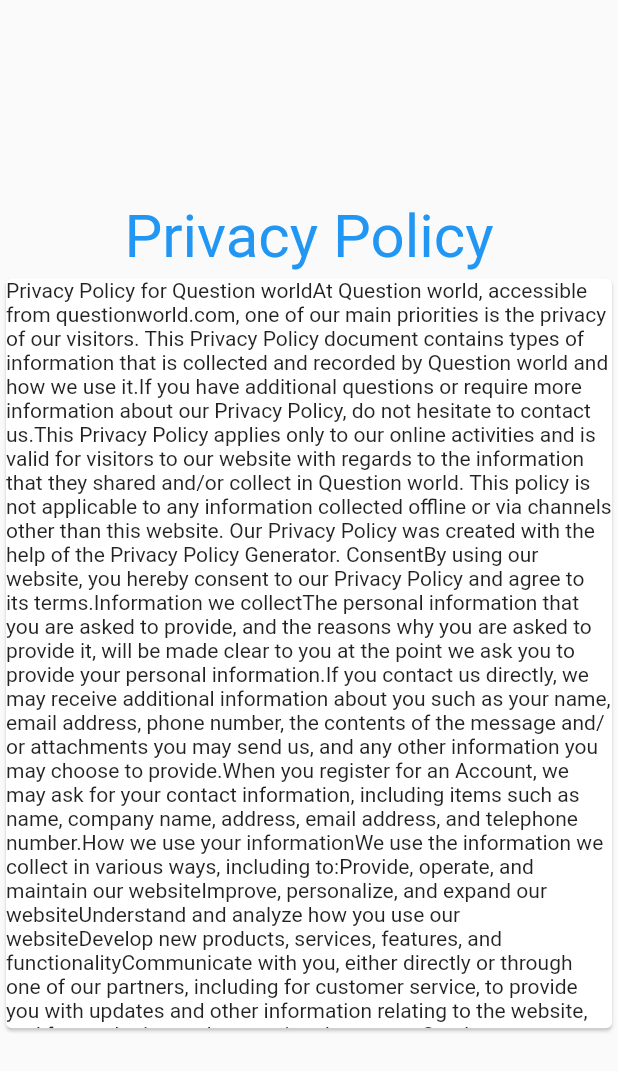
After one commit to mtarikg/QuestionWorld, a Flutter app: the SettingsPage screen opened directly, after a tap on "Policy Page", on a phone screen of 412 x 824 dp. The commit adds this screen. Shown: the top 1071 px of the screen. Run offline on Flutter 3.47's test engine with Material 2 defaults, Android fonts, the phone set to English and light mode, and no system bars; our stand-ins replace flutter_signin_button; missing offline and left inert: dart:ffi; network calls fail.

Commit message:
Obadas work completed

```diff
--- /dev/null
+++ b/lib/AccountPagesAndNotification/AccountPage.dart
@@ -0,0 +1,135 @@
+import 'package:flutter/material.dart';
+import 'package:question_world/Core/questionDetail.dart';
+class AccountPage extends StatefulWidget {
+  const AccountPage({Key key}) : super(key: key);
+
+  @override
+  _AccountPageState createState() => _AccountPageState();
+}
+
+class _AccountPageState extends State<AccountPage> {
+
+  @override
+  Widget build(BuildContext context) {
+    return Scaffold(
+
+    body: ListView(
+        children: [
+          Center(
+            child: Padding(
+              padding: const EdgeInsets.all(20),
+              child: Container(
+              height: 100,
+                width: 100,
+                decoration: BoxDecoration(
+                  borderRadius: BorderRadius.circular(50),
+                  color: Colors.blue,
+                ),
+child: Image.network("https://cdn.pixabay.com/photo/2021/05/19/14/31/dandelion-6266230_960_720.jpg",fit: BoxFit.cover,),
+              ),
+
+            ),
+          ),
+          Center(
+            child: Padding(
+              padding: const EdgeInsets.only(top: 40),
+              child: Container(
+                decoration: BoxDecoration(
+                  border: Border(top: BorderSide(width: 1,color: Colors.grey),bottom: BorderSide(width: 1,color: Colors.grey))
+                ),
+                width: MediaQuery.of(context).size.width,
+                height: 50
+                ,child: Center(child: Text("Username",style: TextStyle(fontSize: 20,color: Colors.black87),)),
+              ),
+            ),
+          ),
+          Center(
+            child: Container(
+              decoration: BoxDecoration(
+                  border: Border(bottom: BorderSide(width: 1,color: Colors.grey))
+              ),
+              width: MediaQuery.of(context).size.width,
+              height: 50
+              ,child: Center(child: Text("School name",style: TextStyle(fontSize: 20,color: Colors.black87),)),
+            ),
+          ),
+          Center(
+            child: Container(
+              decoration: BoxDecoration(
+                  border: Border(bottom: BorderSide(width: 1,color: Colors.grey))
+              ),
+              width: MediaQuery.of(context).size.width,
+              height: 50
+              ,child: Center(child: Text("Social Media Accounts",style: TextStyle(fontSize: 20,color: Colors.black87),)),
+            ),
+          ),
+
+          Padding(
+            padding: const EdgeInsets.all(40),
+            child: Center(child: Text("My Questions",style: TextStyle(fontSize: 20,color: Colors.black87,fontWeight: FontWeight.bold),)),
+
+          ),
+          Padding(
+            padding: const EdgeInsets.all(8.0),
+            child: Container(
+              width: MediaQuery.of(context).size.width - 30,
+              height: 300,
+              decoration: BoxDecoration(
+                border: Border.all(width: 1, color: Colors.grey),
+                borderRadius: BorderRadius.circular(20),
+              ),
+              child: Column(
+                children: [
+                  Padding(
+                    padding: const EdgeInsets.only(top: 10, bottom: 10),
+                    child: Container(
+                      width: MediaQuery.of(context).size.width - 60,
+                      height: 230,
+                      decoration: BoxDecoration(
+                        border: Border.all(width: 1, color: Colors.grey),
+                      ),
+                      child: Image.network(
+                        "https://picsum.photos/250?image=9",
+                        fit: BoxFit.cover,
+                      ),
+                    ),
+                  ),
+                  Padding(
+                    padding: const EdgeInsets.only(left: 9.0),
+                    child: Row(
+                      mainAxisAlignment: MainAxisAlignment.spaceBetween,
+                      children: [
+                        Container(
+                          child: Row(
+                            children: [
+                              Icon(Icons.person),
+                              Text(
+                                "Username",
+                                style: TextStyle(
+                                    fontWeight: FontWeight.bold),
+                              ),
+                            ],
+                          ),
+                        ),
+                        SizedBox(
+                          width: 5,
+                        ),
+                        Expanded(
+                            child: Text("Please help this question."),),
+
+                      ],
+                    ),
+                  ),
+
+                ],
+              ),
+            ),
+          ),
+
+
+
+        ],
+      ),
+    );
+  }
+}
--- /dev/null
+++ b/lib/AccountPagesAndNotification/PolicyPage.dart
@@ -0,0 +1,121 @@
+import 'package:flutter/material.dart';
+class PolicyPage extends StatelessWidget {
+
+
+  @override
+  Widget build(BuildContext context) {
+    return Scaffold(
+      body: Center(
+        child: Column(
+          mainAxisAlignment: MainAxisAlignment.center
+          ,children: [
+            Text("Privacy Policy",style: TextStyle(fontSize: 40,color: Colors.blue),),
+          Card(
+            child:Container(
+              width: double.infinity,
+            height: 500
+            ,child: ListView(
+              children: [
+                Text(
+                    'Privacy Policy for Question world'
+                        'At Question world, accessible from questionworld.com, one of our main priorities is the privacy of our visitors. This Privacy Policy document contains types of information that is collected and recorded by Question world and how we use it.'
+
+                        'If you have additional questions or require more information about our Privacy Policy, do not hesitate to contact us.'
+
+                        'This Privacy Policy applies only to our online activities and is valid for visitors to our website with regards to the information that they shared and/or collect in Question world. This policy is not applicable to any information collected offline or via channels other than this website. Our Privacy Policy was created with the help of the Privacy Policy Generator.'
+
+                        ' Consent'
+                        'By using our website, you hereby consent to our Privacy Policy and agree to its terms.'
+
+                        'Information we collect'
+                        'The personal information that you are asked to provide, and the reasons why you are asked to provide it, will be made clear to you at the point we ask you to provide your personal information.'
+
+                        'If you contact us directly, we may receive additional information about you such as your name, email address, phone number, the contents of the message and/or attachments you may send us, and any other information you may choose to provide.'
+
+                        'When you register for an Account, we may ask for your contact information, including items such as name, company name, address, email address, and telephone number.'
+
+                        'How we use your information'
+                        'We use the information we collect in various ways, including to:'
+
+                        'Provide, operate, and maintain our website'
+                        'Improve, personalize, and expand our website'
+                        'Understand and analyze how you use our website'
+                        'Develop new products, services, features, and functionality'
+                        'Communicate with you, either directly or through one of our partners, including for customer service, to provide you with updates and other information relating to the website, and for marketing and promotional purposes'
+                        'Send you emails'
+                        'Find and prevent fraud'
+                        'Log Files'
+                        'Question world follows a standard procedure of using log files. These files log visitors when they visit websites. All hosting companies do this and a part of hosting services analytics. The information collected by log files include internet protocol (IP) addresses, browser type, Internet Service Provider (ISP), date and time stamp, referring/exit pages, and possibly the number of clicks. These are not linked to any information that is personally identifiable. The purpose of the information is for analyzing trends, administering the site, tracking users movement on the website, and gathering demographic information.'
+
+                        'Cookies and Web Beacons'
+                        'Like any other website, Question world uses (cookies). These cookies are used to store information including visitors preferences, and the pages on the website that the visitor accessed or visited. The information is used to optimize the users experience by customizing our web page content based on visitors browser type and/or other information.'
+
+                        'For more general information on cookies, please read "What Are Cookies" from Cookie Consent.'
+
+                        'Google DoubleClick DART Cookie'
+                        'Google is one of a third-party vendor on our site. It also uses cookies, known as DART cookies, to serve ads to our site visitors based upon their visit to www.website.com and other sites on the internet. However, visitors may choose to decline the use of DART cookies by visiting the Google ad and content network Privacy Policy at the following URL – https://policies.google.com/technologies/ads'
+
+                        'Our Advertising Partners'
+                        'Some of advertisers on our site may use cookies and web beacons. Our advertising partners are listed below. Each of our advertising partners has their own Privacy Policy for their policies on user data. For easier access, we hyperlinked to their Privacy Policies below.'
+
+                        'Google'
+
+                        'https://policies.google.com/technologies/ads'
+
+                        'Advertising Partners Privacy Policies'
+                        'You may consult this list to find the Privacy Policy for each of the advertising partners of Question world.'
+
+                        'Third-party ad servers or ad networks uses technologies like cookies, JavaScript, or Web Beacons that are used in their respective advertisements and links that appear on Question world, which are sent directly to users browser. They automatically receive your IP address when this occurs. These technologies are used to measure the effectiveness of their advertising campaigns and/or to personalize the advertising content that you see on websites that you visit.'
+
+                        'Note that Question world has no access to or control over these cookies that are used by third-party advertisers.'
+
+                        'Third Party Privacy Policies'
+                        'Question worlds Privacy Policy does not apply to other advertisers or websites. Thus, we are advising you to consult the respective Privacy Policies of these third-party ad servers for more detailed information. It may include their practices and instructions about how to opt-out of certain options.'
+                        'You can choose to disable cookies through your individual browser options. To know more detailed information about cookie management with specific web browsers, it can be found at the browsers respective websites.'
+
+                        'CCPA Privacy Rights (Do Not Sell My Personal Information)'
+                        'Under the CCPA, among other rights, California consumers have the right to:'
+
+                        'Request that a business that collects a consumers personal data disclose the categories and specific pieces of personal data that a business has collected about consumers.'
+
+                        'Request that a business delete any personal data about the consumer that a business has collected.'
+                        ''
+                        'Request that a business that sells a consumers personal data, not sell the consumers personal data.'
+
+                        'If you make a request, we have one month to respond to you. If you would like to exercise any of these rights, please contact us.'
+
+                        'GDPR Data Protection Rights'
+                        'We would like to make sure you are fully aware of all of your data protection rights. Every user is entitled to the following:'
+
+                        'The right to access – You have the right to request copies of your personal data. We may charge you a small fee for this service.'
+
+                        'The right to rectification – You have the right to request that we correct any information you believe is inaccurate. You also have the right to request that we complete the information you believe is incomplete.'
+
+                        'The right to erasure – You have the right to request that we erase your personal data, under certain conditions.'
+
+                        'The right to restrict processing – You have the right to request that we restrict the processing of your personal data, under certain conditions.'
+
+                        'The right to object to processing – You have the right to object to our processing of your personal data, under certain conditions.'
+
+                        'The right to data portability – You have the right to request that we transfer the data that we have collected to another organization, or directly to you, under certain conditions.'
+
+                        'If you make a request, we have one month to respond to you. If you would like to exercise any of these rights, please contact us.'
+
+                        'Childerens Information '
+                        'Another part of our priority is adding protection for children while using the internet. We encourage parents and guardians to observe, participate in, and/or monitor and guide their online activity.'
+
+                        'Question world does not knowingly collect any Personal Identifiable Information from children under the age of 13. If you think that your child provided this kind of information on our website, we strongly encourage you to contact us immediately and we will do our best efforts to promptly remove such information from our records.'
+                )
+              ],
+            )
+
+          )
+              )
+          ],
+        ),
+      ),
+    );
+
+
+  }
+}
--- /dev/null
+++ b/lib/AccountPagesAndNotification/ProfileUpdatePage.dart
@@ -0,0 +1,127 @@
+import 'dart:ffi';
+
+import 'package:flutter/material.dart';
+
+class ProfileUpdatePage extends StatefulWidget {
+
+
+  @override
+  ProfileUpdatePageState createState() => ProfileUpdatePageState();
+}
+
+class ProfileUpdatePageState extends State<ProfileUpdatePage> {
+  TextEditingController customController=TextEditingController();
+  Future<String> createAlertDialog(BuildContext context){
+    return showDialog(context: context, builder: (context){
+      return AlertDialog(
+        title: Text("Please Enter The New Value"),
+        content: TextField(
+          controller: customController ,
+        ),
+        actions: [
+          MaterialButton(
+            elevation: 5,
+            child: Text("Change"),
+            onPressed: (){
+              Navigator.of(context).pop(customController.text.toString());
+            },
+          )
+        ],
+
+      );
+    });
+  }
+
+var username="Username";
+var instagramUsername="InstagramUsername";
+var FacebookUsername="Facebook Username";
+var age="age";
+var SchoolName="School Name";
+  @override
+  Widget build(BuildContext context) {
+    return Scaffold(
+      body:Center(
+      child:Column(
+      mainAxisAlignment: MainAxisAlignment.center
+      ,children: [
+          Text("Update Profile",style: TextStyle(color: Colors.blue,fontSize: 50),),
+          SizedBox(
+            width: double.infinity,
+            height: 100,
+          ),
+          Center(
+            child: Padding(
+              padding: const EdgeInsets.all(20),
+              child: Container(
+                height: 100,
+                width: 100,
+                decoration: BoxDecoration(
+                  borderRadius: BorderRadius.circular(200),
+                  color: Colors.blue,
+                ),
+                child: Image.network("https://cdn.pixabay.com/photo/2021/05/19/14/31/dandelion-6266230_960_720.jpg",fit: BoxFit.cover,),
+              ),
+
+            ),
+          ),
+        SizedBox(
+          width: double.infinity,
+          height: 75,
+        ),
+          Card(
+            color: Colors.blue ,
+            child: Container(
+              width: double.infinity,
+              height: 60
+              ,child:  FlatButton(onPressed:() {createAlertDialog(context).then((value) {
+              setState(() {
+                username=value;
+              });
+            });},
+                child: Text('$username',style: TextStyle(color: Colors.white, fontSize: 20))),
+            ),
+          ),
+          Card(
+            color: Colors.blue ,
+            child: Container(
+              width: double.infinity,
+              height: 60
+              ,child:  FlatButton(onPressed:() {createAlertDialog(context).then((value) {
+             setState(() {
+               FacebookUsername=value;
+             });
+            });},
+                child: Text('$FacebookUsername',style: TextStyle(color: Colors.white, fontSize: 20))),
+            ),
+          ),
+          Card(
+            color: Colors.blue ,
+            child: Container(
+              width: double.infinity,
+              height: 60
+              ,child:  FlatButton(onPressed:() {createAlertDialog(context).then((value){
+                setState(() {
+                  instagramUsername=value;
+                });
+            });}, child: Text('$instagramUsername',style: TextStyle(color: Colors.white, fontSize: 20))),
+            ),
+          ),
+          Card(
+            color: Colors.blue ,
+            child: Container(
+              width: double.infinity,
+              height: 60
+              ,child:  FlatButton(onPressed:() {createAlertDialog(context).then((value) => {
+                setState((){
+                  age=value;
+                })
+            });}, child: Text('$age',style: TextStyle(color: Colors.white, fontSize: 20))),
+            ),
+          ),
+
+        ],
+      ),
+      )
+    );
+  }
+}
--- /dev/null
+++ b/lib/AccountPagesAndNotification/SettingsPage.dart
@@ -0,0 +1,71 @@
+import 'package:flutter/material.dart';
+import 'package:question_world/AccountPagesAndNotification/AccountPage.dart';
+import 'package:question_world/AccountPagesAndNotification/PolicyPage.dart';
+import 'package:question_world/AccountPagesAndNotification/ProfileUpdatePage.dart';
+import 'package:question_world/Auth/loginPage.dart';
+
+import 'NotificationsPage.dart';
+class SettingsPage extends StatelessWidget {
+
+
+  @override
+  Widget build(BuildContext context) {
+    return Scaffold(
+     body: Center(
+       child: Column(
+         mainAxisAlignment: MainAxisAlignment.center,
+         children: [
+           RichText(
+             text: TextSpan(
+               style: Theme.of(context).textTheme.body1,
+               children: [
+                 WidgetSpan(
+                   child: Padding(
+                     padding: const EdgeInsets.symmetric(horizontal:10),
+                     child: Icon(Icons.settings,size: 50,color: Colors.blue,),
+                   ),
+                 ),
+                 TextSpan(text: "Settings",style: TextStyle(fontSize: 50,color: Colors.blue)),
+               ],
+             ),
+           )
+           ,SizedBox(
+             width: double.infinity ,
+             height: 200,
+           )
+          ,Card(
+            color: Colors.blue ,
+            child: Container(
+              width: double.infinity,
+              height: 60
+              ,child:  FlatButton(onPressed:() {Navigator.push(context,
+                  MaterialPageRoute(builder: (context)=>ProfileUpdatePage()));}, child: Text("Update Profile",style: TextStyle(color: Colors.white, fontSize: 20))),
+            ),
+          ),
+           Card(
+             color: Colors.blue ,
+             child: Container(
+               width: double.infinity,
+               height: 60
+               ,child:  FlatButton(onPressed:() {Navigator.push(context,
+                 MaterialPageRoute(builder: (context)=>PolicyPage()));}, child: Text("Policy Page",style: TextStyle(color: Colors.white, fontSize: 20))),
+             ),
+           ),
+
+           Card(
+             color: Colors.blue ,
+             child: Container(
+               width: double.infinity,
+               height: 60
+               ,child:  FlatButton(onPressed:() {Navigator.push(context,
+                 MaterialPageRoute(builder: (context)=>LoginPage()));}, child: Text("Log Out",style: TextStyle(color: Colors.white, fontSize: 20))),
+             ),
+           ),
+
+
+         ],
+       )
+     ),
+    );
+  }
+}
--- a/lib/Core/addQuestion.dart
+++ b/lib/Core/addQuestion.dart
@@ -8,7 +8,7 @@ class AddQuestion extends StatefulWidget {
 }
 
 class _AddQuestionState extends State<AddQuestion> {
-  String selectedCategory;
+   String selectedCategory;
   final categories = [
     "Math",
     "Literature",
--- a/lib/welcomePage.dart
+++ b/lib/welcomePage.dart
@@ -132,7 +132,7 @@ class _WelcomePageState extends State<WelcomePage> {
                           width: 10,
                         ),
                         Text(
-                          "Sign In with Apple",
+                          "Sign In with Google",
                           style: TextStyle(
                             color: Colors.white,
                             fontSize: 18,
```
Also changed, not shown: lib/AccountPagesAndNotification/NotificationsPage.dart (added, +49 -0 lines), lib/Core/mainPage.dart (+12 -1 lines).
